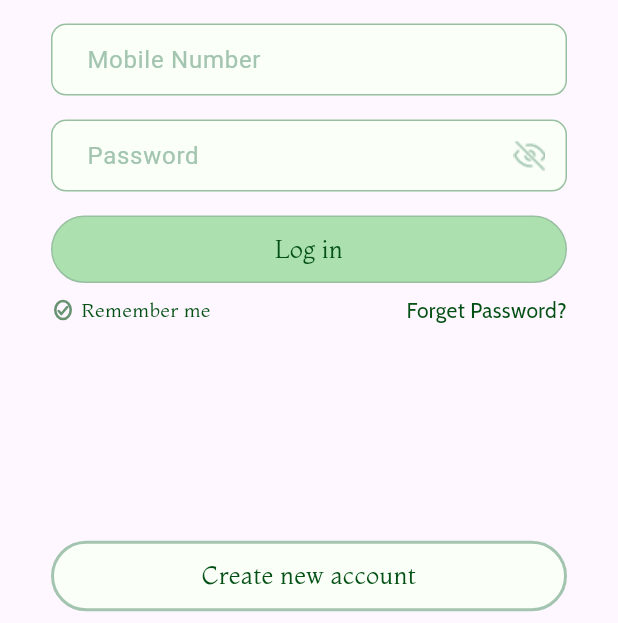
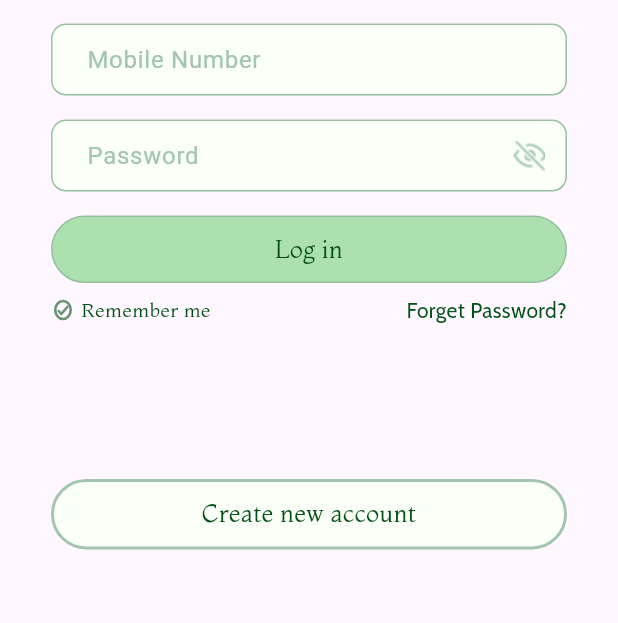
Before and after one commit to JafarKMarouf/healthy_food_app, a Flutter app: the screen it shows after launch, on a phone screen of 412 x 824 dp, the part 613-1236 px from its top. Run offline on Flutter 3.47's test engine with Material 3 defaults, Android fonts, the phone set to English and light mode, and no system bars; our stand-ins replace flutter_otp_text_field, flutter_svg, get; Roboto replaces fonts that are missing (Cabin-Medium); project files that could hold a hidden picture were left out.

```diff
--- a/lib/core/constant.dart
+++ b/lib/core/constant.dart
@@ -5,7 +5,7 @@ const Color kBackgroundColor = Color(0xffACE1AF);
 const Color kButtonsColor = Color(0xffAEB3BE);
 const Color kFillFormColor = Color(0xffFAFFF8);
 const Color kBorderColors = Color(0xff97BFA0);
-const Color khintTextColor = Color(0xffA3C5B0);
-const Color kborderButtonColor = Color(0xff97BFA0);
+const Color kHintTextColor = Color(0xffA3C5B0);
+const Color kBorderButtonColor = Color(0xff97BFA0);
 
-const Duration kdurationTransition = Duration(milliseconds: 500);
+const Duration kDurationTransition = Duration(milliseconds: 800);
--- a/lib/features/auth/view/widgets/custome_text_form_field.dart
+++ b/lib/features/auth/view/widgets/custome_text_form_field.dart
@@ -50,7 +50,7 @@ class CustomeTextFormField extends StatelessWidget {
         ),
         hintText: hintText,
         hintStyle: const TextStyle(
-          color: khintTextColor,
+          color: kHintTextColor,
           fontSize: 16,
           fontFamily: 'Cabin-Medium',
         ),
--- a/lib/features/auth/view/widgets/login_body.dart
+++ b/lib/features/auth/view/widgets/login_body.dart
@@ -11,10 +11,9 @@ class LoginBody extends StatelessWidget {
   @override
   Widget build(BuildContext context) {
     return SingleChildScrollView(
-      child: Padding(
-        padding: const EdgeInsets.only(
-          top: 45,
-        ),
+      child: Container(
+        height: MediaQuery.of(context).size.height * 1.08,
+        padding: const EdgeInsets.only(top: 45),
         child: Column(
           children: [
             Image.asset(
@@ -26,7 +25,7 @@ class LoginBody extends StatelessWidget {
               child: Column(
                 children: [
                   SizedBox(
-                    height: MediaQuery.of(context).size.height * .5,
+                    height: MediaQuery.of(context).size.height * .45,
                     child: const LoginForm(),
                   ),
                   CustomeButton(
@@ -36,7 +35,7 @@ class LoginBody extends StatelessWidget {
                     onTap: () {
                       Get.offAll(
                         () => const SignupView(),
-                        duration: kdurationTransition,
+                        duration: kDurationTransition,
                         transition: Transition.fadeIn,
                       );
                     },
@@ -44,9 +43,7 @@ class LoginBody extends StatelessWidget {
                     borderColor: const Color(0xffA3C5B0),
                     borderWidth: 2,
                   ),
-                  const SizedBox(
-                    height: 8,
-                  ),
+                  // const Spacer(flex: 1),
                 ],
               ),
             ),
--- a/lib/features/auth/view/widgets/login_form.dart
+++ b/lib/features/auth/view/widgets/login_form.dart
@@ -33,7 +33,7 @@ class LoginForm extends StatelessWidget {
           ),
           const SizedBox(height: 16),
           CustomeTextFormField(
-            type: TextInputType.text,
+            type: TextInputType.number,
             isSuffix: true,
             hintText: 'Mobile Number',
             validate: (value) {
@@ -79,7 +79,7 @@ class LoginForm extends StatelessWidget {
               }
             },
             backgroundColor: kBackgroundColor,
-            borderColor: kborderButtonColor,
+            borderColor: kBorderButtonColor,
             borderWidth: 1,
           ),
           const SizedBox(height: 8),
--- a/lib/features/auth/view/widgets/warning_view.dart
+++ b/lib/features/auth/view/widgets/warning_view.dart
@@ -76,7 +76,7 @@ class WarningView extends StatelessWidget {
                       g.Get.offAll(
                         () => const VerificationView(),
                         transition: Transition.rightToLeft,
-                        duration: kdurationTransition,
+                        duration: kDurationTransition,
                       );
                     },
                   )
@@ -91,7 +91,7 @@ class WarningView extends StatelessWidget {
                   g.Get.offAll(
                     () => const VerificationView(),
                     transition: Transition.rightToLeft,
-                    duration: kdurationTransition,
+                    duration: kDurationTransition,
                   );
                 },
                 child: Image.asset(
--- a/lib/main.dart
+++ b/lib/main.dart
@@ -1,13 +1,16 @@
 import 'package:flutter/material.dart';
 import 'package:get/get.dart';
+import 'package:healthyfood/features/auth/view/login_view.dart';
+import 'package:healthyfood/features/auth/view/signup_view.dart';
+import 'package:healthyfood/features/auth/view/verification_view.dart';
 import 'package:healthyfood/features/splash/view/splash_view.dart';
 
 void main() {
-  runApp(const FoodHealthy());
+  runApp(const HealthyFood());
 }
 
-class FoodHealthy extends StatelessWidget {
-  const FoodHealthy({super.key});
+class HealthyFood extends StatelessWidget {
+  const HealthyFood({super.key});
 
   @override
   Widget build(BuildContext context) {
@@ -16,7 +19,7 @@ class FoodHealthy extends StatelessWidget {
       theme: ThemeData(
         fontFamily: 'Montaga',
       ),
-      home: const SplashView(),
+      home: const LoginView(),
     );
   }
 }
```
Also changed, not shown: lib/features/auth/view/widgets/custome_bottom_sheet.dart (added, +79 -0 lines), lib/features/auth/view/widgets/opt_form.dart (added, +50 -0 lines), lib/features/auth/view/widgets/signup_body.dart (+9 -8 lines), lib/features/auth/view/widgets/signup_form.dart (+9 -11 lines), lib/features/auth/view/widgets/verification_body.dart (+6 -25 lines), assets/images/close_bottom_sheet.png (added), assets/images/success.png (added), 2 other files.
